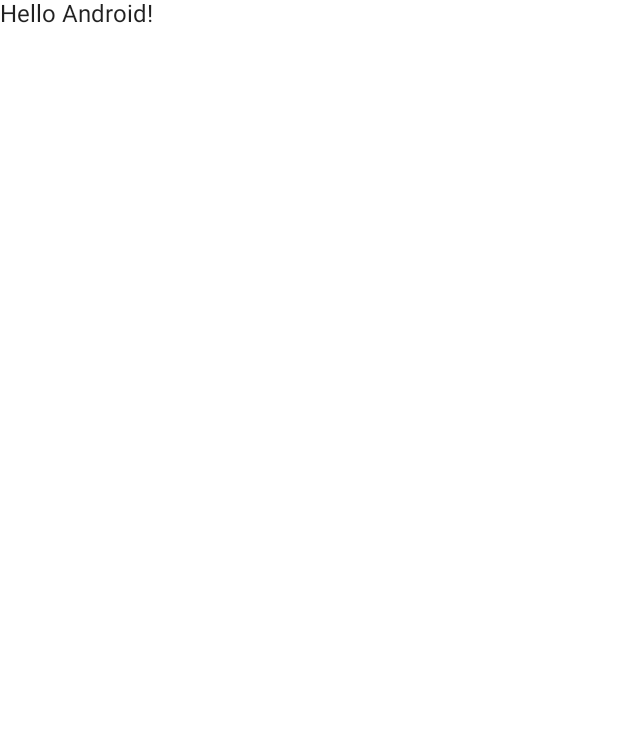
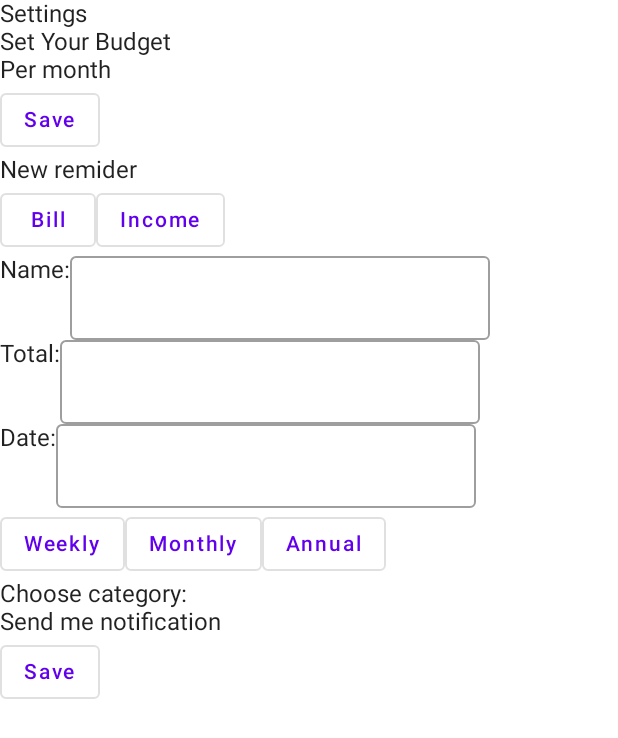
Before and after one commit to mobile-development-project-group-7/Mobile-Development-Project-Group-7, an Android app built with Jetpack Compose: the screen it shows after launch (MainActivity), on a phone screen of 412 x 824 dp. Before the commit the part shown is almost empty. Shown: the top 738 px of the screen. Run offline under Robolectric (Android 15) with nearby library versions, the phone set to English and light mode, and no system bars.

Commit message:
Settings views structure created

```diff
--- a/app/src/main/java/com/example/mdp7/MainActivity.kt
+++ b/app/src/main/java/com/example/mdp7/MainActivity.kt
@@ -3,10 +3,10 @@ package com.example.mdp7
 import android.os.Bundle
 import androidx.activity.ComponentActivity
 import androidx.activity.compose.setContent
-import androidx.compose.material.MaterialTheme
-import androidx.compose.material.Surface
-import androidx.compose.material.Text
-import androidx.compose.runtime.Composable
+import androidx.compose.foundation.layout.Column
+import androidx.compose.foundation.layout.Row
+import androidx.compose.material.*
+import androidx.compose.runtime.*
 import androidx.compose.ui.tooling.preview.Preview
 import com.example.mdp7.ui.theme.MDP7Theme
 
@@ -17,22 +17,93 @@ class MainActivity : ComponentActivity() {
             MDP7Theme {
                 // A surface container using the 'background' color from the theme
                 Surface(color = MaterialTheme.colors.background) {
-                    Greeting("Android")
+                    SettingsView()
                 }
             }
         }
     }
 }
 
+
+
+
 @Composable
-fun Greeting(name: String) {
-    Text(text = "Hello $name!")
+fun SettingsView() {
+
+
+    var name by remember {
+        mutableStateOf("")
+    }
+
+    var total by remember {
+        mutableStateOf("")
+    }
+
+    var date by remember {
+        mutableStateOf("")
+    }
+
+    Column() {
+        Text(text = "Settings")
+
+        Text(text = "Set Your Budget")
+        Text(text = "Per month")
+        OutlinedButton(onClick = { /*TODO*/ }) {
+            Text(text = "Save")
+        }
+        Text(text = "New remider")
+
+        Row() {
+            OutlinedButton(onClick = { /*TODO*/ }) {
+                Text(text = "Bill")
+            }
+            OutlinedButton(onClick = { /*TODO*/ }) {
+                Text(text = "Income")
+            }
+        }
+        Row() {
+            Text(text = "Name:")
+            OutlinedTextField(value = name, onValueChange ={name=it} )
+        }
+
+        Row() {
+            Text(text = "Total:")
+            OutlinedTextField(value = total, onValueChange ={total=it} )
+        }
+
+        Row() {
+            Text(text = "Date:")
+            OutlinedTextField(value = date, onValueChange ={date=it} )
+        }
+
+        Row() {
+            OutlinedButton(onClick = { /*TODO*/ }) {
+                Text(text = "Weekly")
+            }
+            OutlinedButton(onClick = { /*TODO*/ }) {
+                Text(text = "Monthly")
+            }
+            OutlinedButton(onClick = { /*TODO*/ }) {
+                Text(text = "Annual")
+            }
+        }
+
+        Text(text = "Choose category:")
+
+
+        Text(text = "Send me notification")
+        OutlinedButton(onClick = { /*TODO*/ }) {
+            Text(text = "Save")
+        }
+
+    }
 }
+
 
 @Preview(showBackground = true)
 @Composable
 fun DefaultPreview() {
     MDP7Theme {
-        Greeting("Android")
+        SettingsView()
     }
 }
--- a/build.gradle
+++ b/build.gradle
@@ -8,7 +8,7 @@ buildscript {
         mavenCentral()
     }
     dependencies {
-        classpath "com.android.tools.build:gradle:7.0.4"
+        classpath 'com.android.tools.build:gradle:7.1.2'
         classpath "org.jetbrains.kotlin:kotlin-gradle-plugin:1.5.21"
 
         // NOTE: Do not place your application dependencies here; they belong
```
Also changed, not shown: gradle/wrapper/gradle-wrapper.properties.
